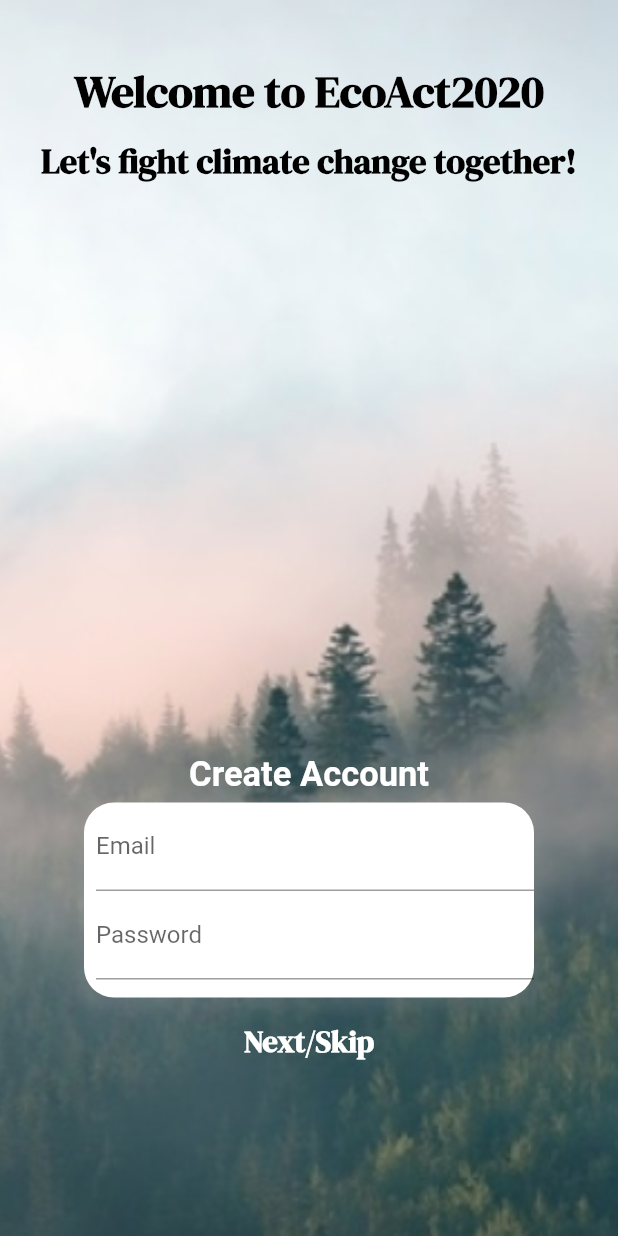
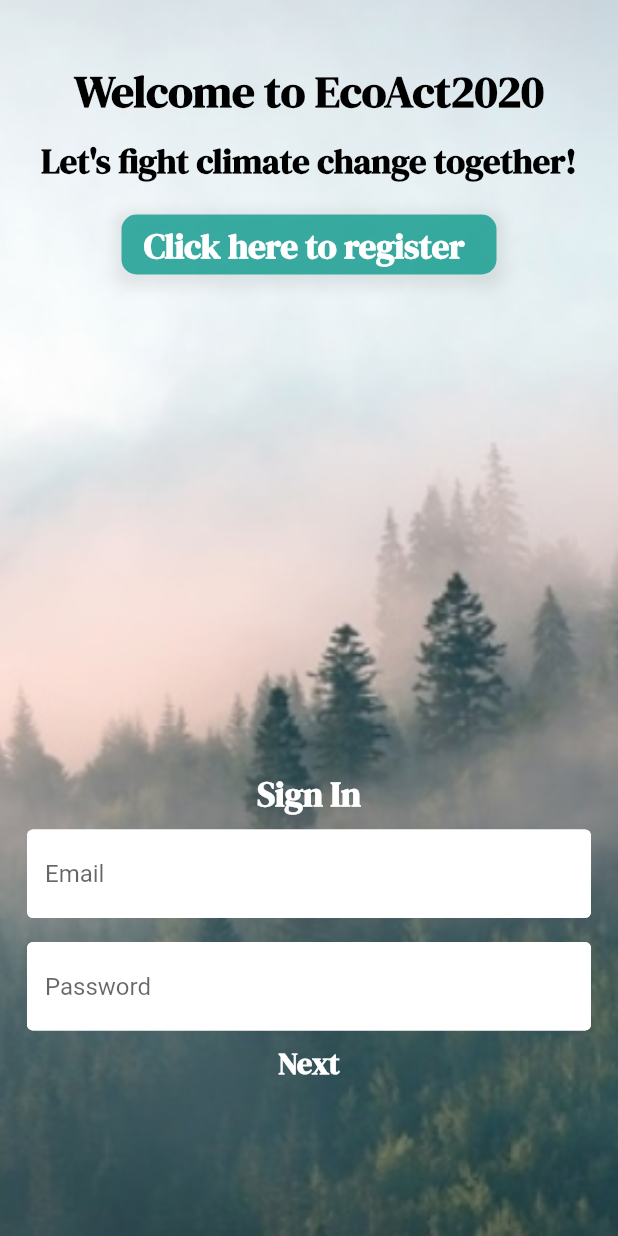
Before and after one commit to shamasaleem/flutter_app_eco_act2020, a Flutter app: the screen it shows after launch, on a phone screen of 412 x 824 dp. Run offline on Flutter 3.47's test engine with Material 2 defaults, Android fonts, the phone set to English and light mode, and no system bars; our stand-ins replace cloud_firestore, curved_navigation_bar, firebase_auth; accounts and stored records are empty.

Commit message:
Commit 14

```diff
--- a/lib/main.dart
+++ b/lib/main.dart
@@ -8,6 +8,7 @@ import 'package:flutterappecoact/screens/homepage.dart';
 import 'package:flutterappecoact/screens/login_screen.dart';
 import 'package:flutterappecoact/screens/petitions.dart';
 import 'package:flutterappecoact/screens/signed_petitions.dart';
+import 'package:flutterappecoact/screens/signup_screen.dart';
 import 'screens/calendar.dart';
 import 'screens/create_petition.dart';
 import 'screens/donations.dart';
@@ -45,7 +46,7 @@ class MyHomePage extends StatefulWidget {
 class _MyHomePageState extends State<MyHomePage> {
   @override
   Widget build(BuildContext context) {
-    return Scaffold(
+    return SignupScreen(
 
     );
 
--- a/lib/screens/login_screen.dart
+++ b/lib/screens/login_screen.dart
@@ -1,7 +1,9 @@
 import 'package:flutter/material.dart';
 import 'package:flutterappecoact/screens/chose_your_interests.dart';
+import 'package:flutterappecoact/screens/homepage.dart';
 import 'package:flutterappecoact/screens/signup_screen.dart';
 import 'package:flutterappecoact/services/firebase_auth_service.dart';
+import 'package:flutterappecoact/utils/styleconstants.dart';
 
 class LogIn extends StatefulWidget {
   @override
@@ -45,11 +47,13 @@ class _LogInState extends State<LogIn> {
                     Center(
                       child:
                         Text('Welcome to EcoAct2020',
+                          textAlign: TextAlign.center,
                           style: TextStyle(
                             fontSize: 30.0,
                             fontWeight: FontWeight.w600,
                             color: Colors.black,
                             fontFamily: 'DMSerifDisplay',
+
                           ),
                         ),
                     ),
@@ -64,26 +68,16 @@ class _LogInState extends State<LogIn> {
                           ),
                       )
                     ),
-                    SizedBox (height: 380),
+                    SizedBox (height: 20),
                     Center(
                       child: GestureDetector(
                         onTap: () => Navigator.push(context, MaterialPageRoute(builder: (_) => SignupScreen())),
-                        child: Text('Create Account',
-                            style: TextStyle(
-                                fontSize: 23.0,
-                                fontWeight: FontWeight.bold,
-                                color: Colors.white,
-                            ),
-                        ),
-                      )
-                    ),
-                    SizedBox(height: 5.0),
-                    Container(
-                      height: 130,
-                      width: 300,
+                        child: Container(
+                          height: 40,
+                          width: 250,
                           decoration: BoxDecoration (
-                        color: Colors.white,
-                        borderRadius: BorderRadius.circular(20.0),
+                            color: Colors.teal.withOpacity(0.75),
+                            borderRadius: BorderRadius.circular(10.0),
                             boxShadow: [
                               BoxShadow(
                                 color: Colors.grey.withOpacity(0.2),
@@ -93,16 +87,37 @@ class _LogInState extends State<LogIn> {
                               ),
                             ],
                           ),
-                      child: Column(
+                          child: Padding(
+                            padding: const EdgeInsets.all(5.0),
+                            child: Text('  Click here to register',
+                                style: TextStyle(
+                                    fontSize: 23.0,
+                                    fontWeight: FontWeight.bold,
+                                    color: Colors.white,
+                                  fontFamily: 'DMSerifDisplay',
+                                ),
+                            ),
+                          ),
+                        ),
+                      )
+                    ),
+                    SizedBox(height: 330.0),
+                    Text('Sign In',
+                        style: TextStyle(
+                          fontSize: 23.0,
+                          fontWeight: FontWeight.w600,
+                          color: Colors.white,
+                          fontFamily: 'DMSerifDisplay',
+                        ),
+                    ),
+                    Column(
                       crossAxisAlignment: CrossAxisAlignment.start,
                       children: <Widget>[
                         Padding(
-                            padding: const EdgeInsets.only(left: 8.0),
+                          padding: const EdgeInsets.all(8.0),
                           child: TextFormField(
                             obscureText: false,
-                              decoration: InputDecoration(
-                                labelText: 'Email',
-                              ),
+                            decoration: textInputDecoration.copyWith(hintText: 'Email'),
                             validator: (val) => val.isEmpty ? 'Enter an Email' : null,
                             onChanged: (val){
                               setState(() => email = val);
@@ -111,12 +126,10 @@ class _LogInState extends State<LogIn> {
                         ),
 
                         Padding(
-                            padding: const EdgeInsets.only(left: 8.0),
+                          padding: const EdgeInsets.all(8.0),
                          child: TextFormField(
                            obscureText: true,
-                             decoration: InputDecoration(
-                               labelText: 'Password',
-                             ),
+                           decoration: textInputDecoration.copyWith(hintText: 'Password'),
                            validator: (val) => val.length < 6 ? 'Enter a password 6+ chars long' : null,
                            onChanged: (val){
                              setState(() => password = val);
@@ -125,8 +138,6 @@ class _LogInState extends State<LogIn> {
                         ),
                       ],
                     ),
-                    ),
-                    SizedBox(height: 15),
                     GestureDetector(
                       onTap: () async {
                         if(_formkey.currentState.validate()){
@@ -140,10 +151,10 @@ class _LogInState extends State<LogIn> {
                               loading = false;
                             });
                           }
-                          Navigator.push(context, MaterialPageRoute(builder: (_) => ChooseYourInterests()));
+                          Navigator.push(context, MaterialPageRoute(builder: (_) => HomePage()));
                         }
                       },
-                      child: Text('Next/Skip',
+                      child: Text('Next',
                         style: TextStyle(
                           fontSize: 20.0,
                           fontWeight: FontWeight.bold,
--- a/lib/utils/styleconstants.dart
+++ b/lib/utils/styleconstants.dart
@@ -7,6 +7,6 @@ const textInputDecoration = InputDecoration(
     borderSide: BorderSide(color: Colors.white, width: 2.0),
   ),
   focusedBorder: OutlineInputBorder(
-    borderSide: BorderSide(color: Colors.pink, width: 2.0),
+    borderSide: BorderSide(color: Colors.teal, width: 2.0),
   ),
 );
```
Also changed, not shown: lib/screens/signup_screen.dart (+35 -3 lines), pubspec.lock, 1 other file. Lines whose indentation alone changed are shown as unchanged.
